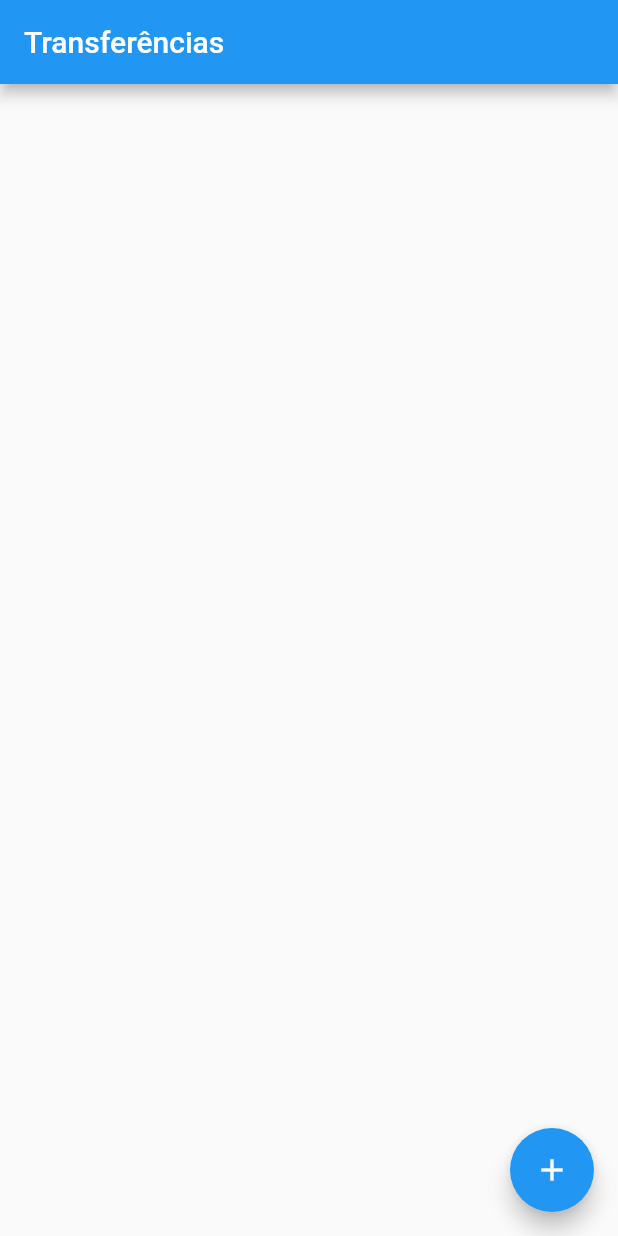
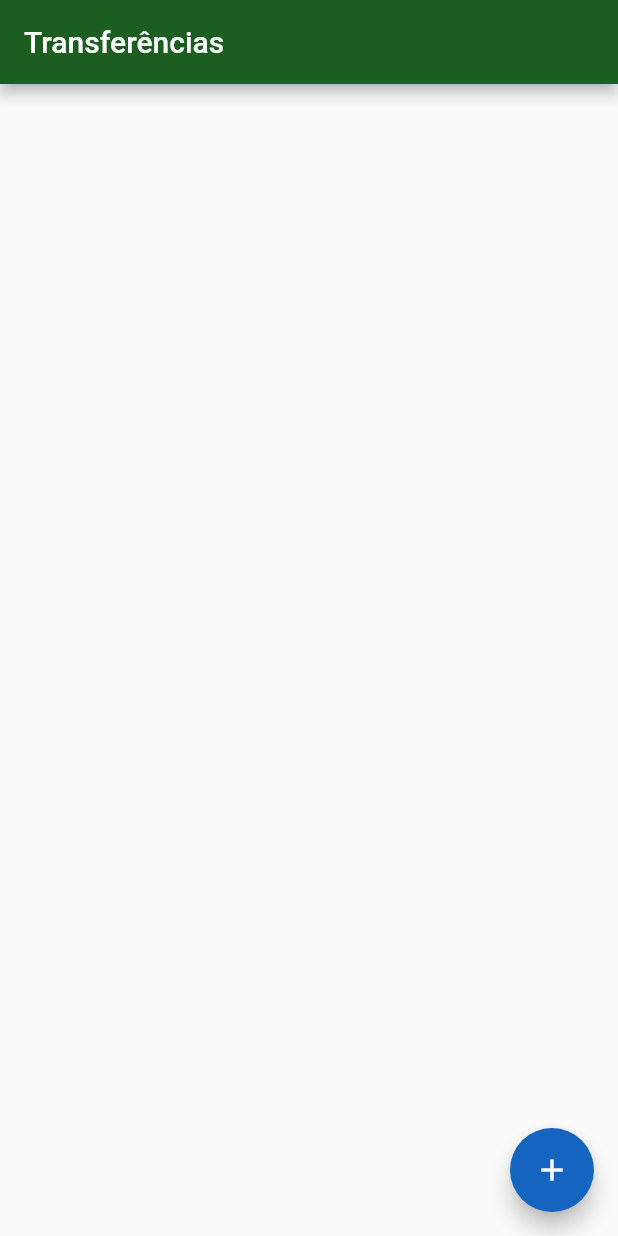
Before and after one commit to mprandot/bytebank, a Flutter app: the screen it shows after launch, on a phone screen of 412 x 824 dp. Run offline on Flutter 3.47's test engine with Material 2 defaults, Android fonts, the phone set to English and light mode, and no system bars.

Commit message:
Modificando o tema do APP

```diff
--- a/lib/main.dart
+++ b/lib/main.dart
@@ -7,9 +7,15 @@ class BytebankApp extends StatelessWidget {
   @override
   Widget build(BuildContext context) {
     return MaterialApp(
-      home: Scaffold(
-        body: ListaTransferencias(),
+      theme: ThemeData(
+        primaryColor: Colors.green[900],
+        accentColor: Colors.blue[800],
+        buttonTheme: ButtonThemeData(
+          buttonColor: Colors.blueAccent[700],
+          textTheme: ButtonTextTheme.primary
+        )
       ),
+      home: ListaTransferencias()
     );
   }
 }
```
